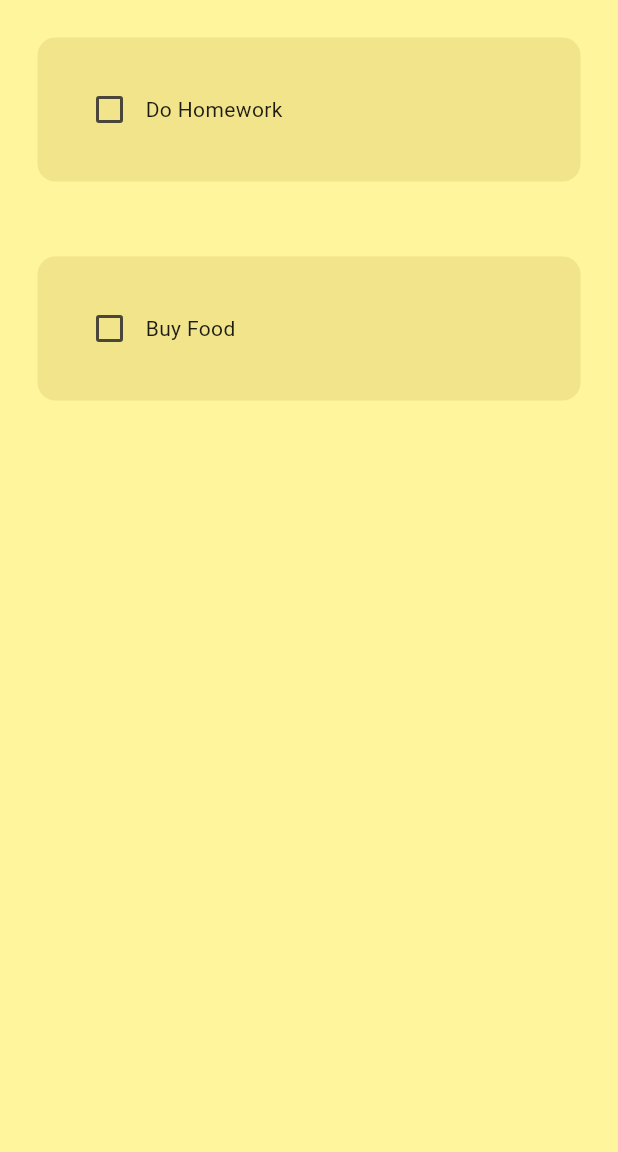
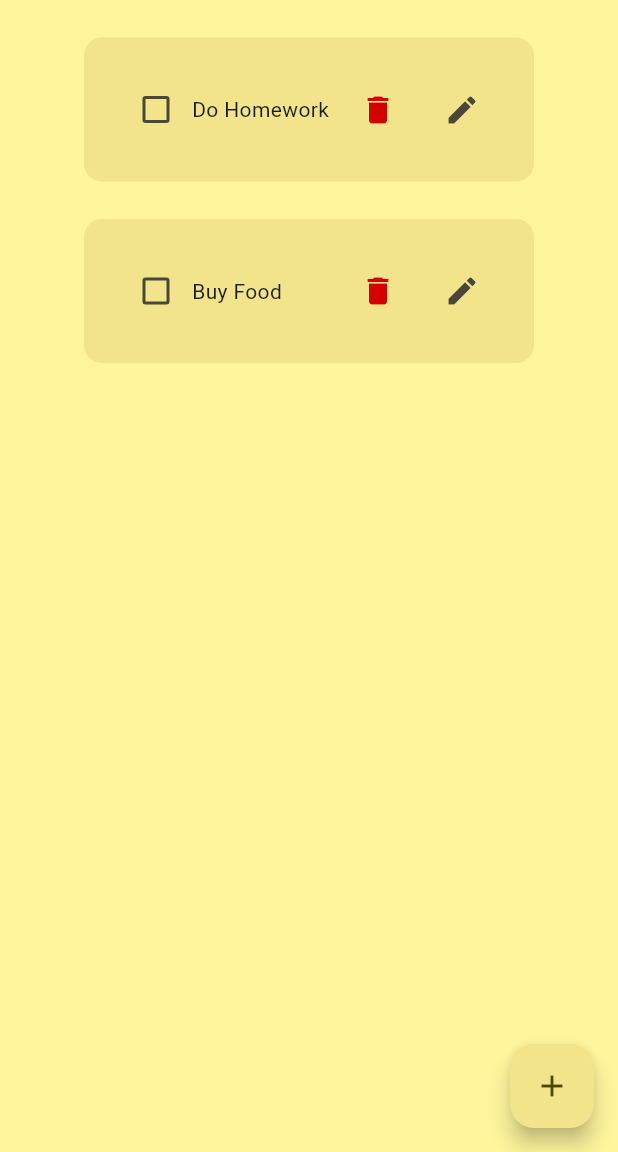
Before and after one commit to selimxyay/todo_app, a Flutter app: the screen it shows after launch, on a phone screen of 412 x 824 dp, the part 84-1236 px from its top. Run offline on Flutter 3.47's test engine with Material 3 defaults, Android fonts, the phone set to English and light mode, and no system bars; our stand-ins replace hive, hive_flutter; accounts and stored records are empty.

Commit message:
add/delete task | initialize hive

```diff
--- a/lib/widgets/todo_container.dart
+++ b/lib/widgets/todo_container.dart
@@ -3,22 +3,28 @@ import 'package:flutter/material.dart';
 // ignore: must_be_immutable
 class ToDoContainer extends StatelessWidget {
   final String taskName;
-  final bool value;
+  final bool isTaskCompleted;
   void Function(bool?)? onChanged;
+  void Function()? onEdit;
+  void Function()? onDelete;
 
   ToDoContainer({
     super.key,
-    required this.value,
+    required this.isTaskCompleted,
     required this.taskName,
     required this.onChanged,
+    required this.onEdit,
+    required this.onDelete,
   });
 
   @override
   Widget build(BuildContext context) {
     final theme = Theme.of(context).colorScheme;
-    return Container(
+    return Center(
+      child: Container(
+        width: 300,
         padding: const EdgeInsets.all(24),
-      margin: const EdgeInsets.all(25),
+        margin: const EdgeInsets.only(top: 25, left: 25, right: 25),
         decoration: BoxDecoration(
           color: theme.primaryContainer,
           borderRadius: BorderRadius.circular(12),
@@ -26,11 +32,30 @@ class ToDoContainer extends StatelessWidget {
         child: Row(
           children: [
             Checkbox(
-            value: value,
+              activeColor: Colors.black,
+              value: isTaskCompleted,
               onChanged: onChanged,
             ),
-          Text(taskName),
+            Text(
+              taskName,
+              /// if taskCompleted is true, which means if the task is completed
+              /// the text name will have a decoration of line through
+              /// if not, there won't be any decoration
+              style: TextStyle(decoration: isTaskCompleted ? TextDecoration.lineThrough : TextDecoration.none),
+            ),
+            const Spacer(),
+            IconButton(
+              color: Colors.redAccent.shade700,
+              onPressed: onDelete,
+              icon: const Icon(Icons.delete)
+            ),
+            const SizedBox(width: 8),
+            IconButton(
+              onPressed: onEdit,
+              icon: const Icon(Icons.edit)
+            ),
           ],
+        ),
       ),
     );
   }
--- a/pubspec.yaml
+++ b/pubspec.yaml
@@ -35,6 +35,9 @@ dependencies:
   # The following adds the Cupertino Icons font to your application.
   # Use with the CupertinoIcons class for iOS style icons.
   cupertino_icons: ^1.0.6
+  hive: ^2.2.3
+  hive_flutter: ^1.1.0
+  hive_generator: ^2.0.1
 
 dev_dependencies:
   flutter_test:
@@ -46,6 +49,7 @@ dev_dependencies:
   # package. See that file for information about deactivating specific lint
   # rules and activating additional ones.
   flutter_lints: ^3.0.0
+  build_runner: ^2.4.9
 
 # For information on the generic Dart part of this file, see the
 # following page: https://dart.dev/tools/pub/pubspec
```
Also changed, not shown: lib/main.dart (+5 -4 lines), lib/pages/home_page.dart (+49 -3 lines), lib/widgets/create_new_task_dialog.dart (added, +45 -0 lines), pubspec.lock, 1 other file. Lines whose indentation alone changed are shown as unchanged.
